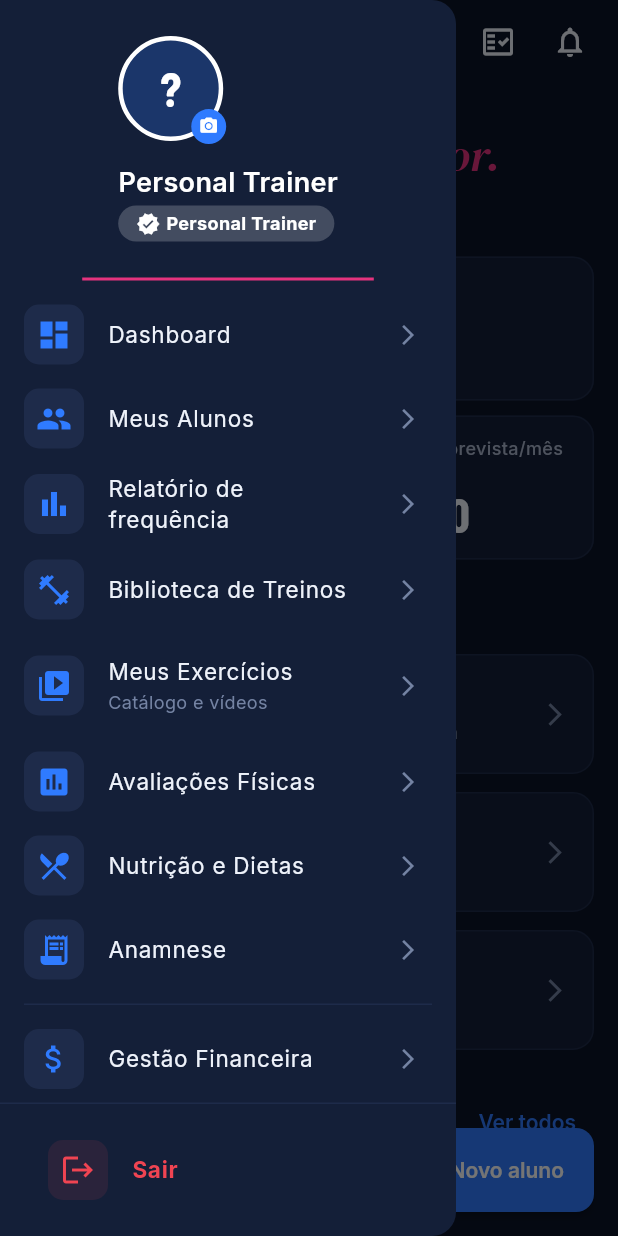
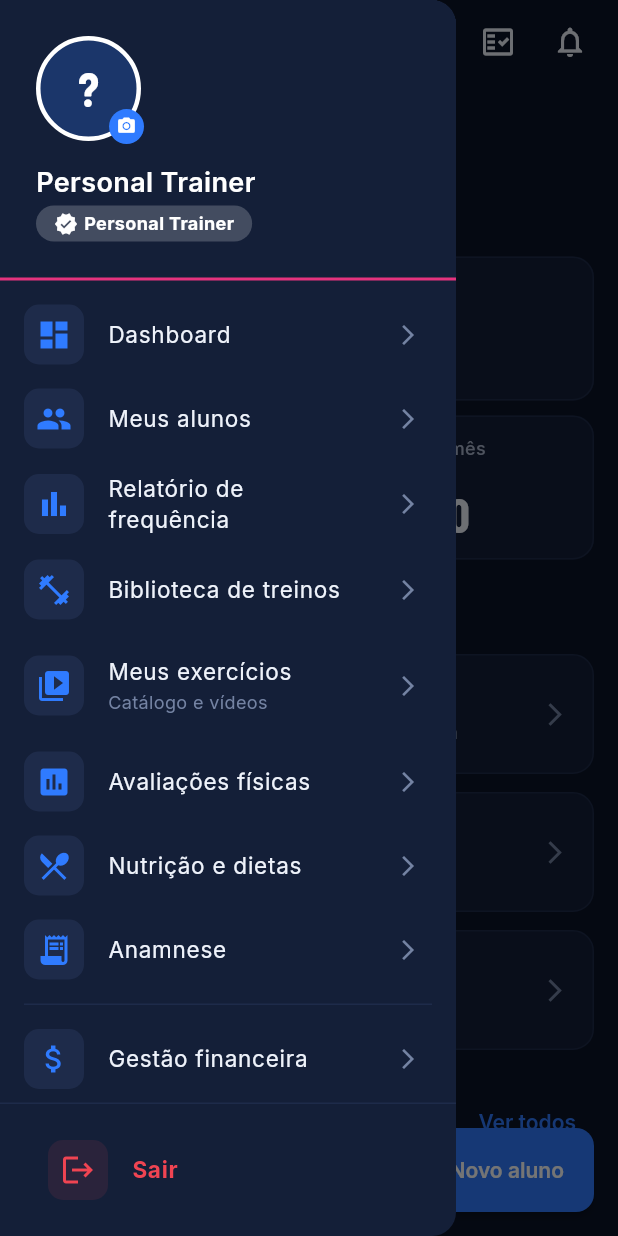
Before and after one commit to vitorlobo13/testetimelobao, a Flutter app: the TrainerHomePage screen opened by its route, with the side drawer open, on a phone screen of 412 x 824 dp. Run offline on Flutter 3.47's test engine with Material 3 defaults, Android fonts, the phone set to English and light mode, and no system bars; our stand-ins replace chewie, cloud_firestore, cloud_functions, firebase_auth, firebase_core, firebase_messaging and 7 more; accounts and stored records are empty; network calls fail.

Commit message:
fix(design): ajustes vistos no celular após a nova identidade
- saudação alinhada com o conteúdo (personal e aluno)
- resumo com rótulos curtos ("Pendentes", "Receita/mês") sem cortar
- cartão "Receber avisos" com espaço abaixo e botão "Ativar"
- diálogos com CustomTextField (ex.: Nova divisão) não esticam mais até
  a tela toda (Column com mainAxisSize.min)
- menu lateral: cabeçalho na largura toda e itens em "Primeira maiúscula"

Co-Authored-By: Claude Opus 5.5 <noreply@anthropic.com>
Claude-Session: https://claude.ai/code/session_01M2jq7MtYMt1oXbMTFh1QZS

```diff
--- a/lib/features/auth/presentation/widgets/custom_text_field.dart
+++ b/lib/features/auth/presentation/widgets/custom_text_field.dart
@@ -63,6 +63,8 @@ class _CustomTextFieldState extends State<CustomTextField> {
   @override
   Widget build(BuildContext context) {
     return Column(
+      // Só a altura do conteúdo (antes esticava diálogos até a tela toda).
+      mainAxisSize: MainAxisSize.min,
       crossAxisAlignment: CrossAxisAlignment.start,
       children: [
         // Label
--- a/lib/features/student/presentation/pages/student_home_page.dart
+++ b/lib/features/student/presentation/pages/student_home_page.dart
@@ -109,7 +109,7 @@ class _StudentHomePageState extends ConsumerState<StudentHomePage> {
       bottom: PreferredSize(
         preferredSize: const Size.fromHeight(76),
         child: Padding(
-          padding: const EdgeInsets.fromLTRB(20, 0, 20, 12),
+          padding: const EdgeInsets.fromLTRB(16, 0, 16, 12),
           child: Align(
             alignment: Alignment.centerLeft,
             child: Column(
--- a/lib/features/trainer/presentation/pages/create_workout_page.dart
+++ b/lib/features/trainer/presentation/pages/create_workout_page.dart
@@ -260,10 +260,10 @@ class _CreateWorkoutPageState extends ConsumerState<CreateWorkoutPage> {
     showDialog(
       context: context,
       builder: (context) => AlertDialog(
-        title: Text('Nova Divisão', style: AppTextStyles.headlineMedium),
+        title: Text('Nova divisão', style: AppTextStyles.headlineMedium),
         content: CustomTextField(
-          label: 'Nome da Divisão',
-          hint: 'Ex: Treino A, Push, Peito e Tríceps...',
+          label: 'Nome',
+          hint: 'A · Inferiores',
           controller: _divisionNameController,
           prefixIcon: Icons.fitness_center,
         ),
--- a/lib/features/trainer/presentation/pages/trainer_home_page.dart
+++ b/lib/features/trainer/presentation/pages/trainer_home_page.dart
@@ -180,8 +180,10 @@ class _TrainerHomePageState extends ConsumerState<TrainerHomePage> {
       ],
       bottom: PreferredSize(
         preferredSize: const Size.fromHeight(76),
-        child: Padding(
-          padding: const EdgeInsets.fromLTRB(20, 0, 20, 12),
+        child: Container(
+          width: double.infinity,
+          alignment: Alignment.centerLeft,
+          padding: const EdgeInsets.fromLTRB(16, 0, 16, 12),
           child: Column(
             crossAxisAlignment: CrossAxisAlignment.start,
             children: [
@@ -263,7 +265,7 @@ class _TrainerHomePageState extends ConsumerState<TrainerHomePage> {
                 },
               ),
               StatCard(
-                title: 'Pagamentos pendentes',
+                title: 'Pendentes',
                 value: state.pendingPayments.toString(),
                 icon: Icons.schedule,
                 iconColor: AppColors.pink,
@@ -273,7 +275,7 @@ class _TrainerHomePageState extends ConsumerState<TrainerHomePage> {
                 onTap: _openFinance,
               ),
               StatCard(
-                title: 'Receita prevista/mês',
+                title: 'Receita/mês',
                 value: currencyFormat.format(state.monthlyRevenue),
                 icon: Icons.attach_money,
                 iconColor: AppColors.success,
--- a/lib/features/trainer/presentation/widgets/custom_drawer.dart
+++ b/lib/features/trainer/presentation/widgets/custom_drawer.dart
@@ -53,7 +53,7 @@ class CustomDrawer extends ConsumerWidget {
                   _buildMenuItem(
                     context,
                     icon: Icons.people,
-                    title: 'Meus Alunos',
+                    title: 'Meus alunos',
                     onTap: () {
                       Navigator.pop(context);
                       Navigator.popUntil(context, (route) => route.isFirst);
@@ -81,7 +81,7 @@ class CustomDrawer extends ConsumerWidget {
                   _buildMenuItem(
                     context,
                     icon: Icons.fitness_center,
-                    title: 'Biblioteca de Treinos',
+                    title: 'Biblioteca de treinos',
                     onTap: () {
                       Navigator.pop(context);
                       Navigator.popUntil(context, (route) => route.isFirst);
@@ -95,7 +95,7 @@ class CustomDrawer extends ConsumerWidget {
                   _buildMenuItem(
                     context,
                     icon: Icons.video_library,
-                    title: 'Meus Exercícios',
+                    title: 'Meus exercícios',
                     subtitle: 'Catálogo e vídeos',
                     onTap: () {
                       Navigator.pop(context);
@@ -110,7 +110,7 @@ class CustomDrawer extends ConsumerWidget {
                   _buildMenuItem(
                     context,
                     icon: Icons.assessment,
-                    title: 'Avaliações Físicas',
+                    title: 'Avaliações físicas',
                     onTap: () {
                       Navigator.pop(context);
                       Navigator.popUntil(context, (route) => route.isFirst);
@@ -124,7 +124,7 @@ class CustomDrawer extends ConsumerWidget {
                   _buildMenuItem(
                     context,
                     icon: Icons.restaurant_menu,
-                    title: 'Nutrição e Dietas',
+                    title: 'Nutrição e dietas',
                     onTap: () {
                       Navigator.pop(context);
                       Navigator.popUntil(context, (route) => route.isFirst);
@@ -158,7 +158,7 @@ class CustomDrawer extends ConsumerWidget {
                   _buildMenuItem(
                     context,
                     icon: Icons.attach_money,
-                    title: 'Gestão Financeira',
+                    title: 'Gestão financeira',
                     onTap: () {
                       Navigator.pop(context);
                       Navigator.popUntil(context, (route) => route.isFirst);
@@ -220,7 +220,7 @@ class CustomDrawer extends ConsumerWidget {
                   _buildMenuItem(
                     context,
                     icon: Icons.help_outline,
-                    title: 'Ajuda e Suporte',
+                    title: 'Ajuda e suporte',
                     onTap: () {
                       Navigator.pop(context);
                       Navigator.popUntil(context, (route) => route.isFirst);
@@ -245,6 +245,7 @@ class CustomDrawer extends ConsumerWidget {
 
   Widget _buildHeader(BuildContext context, String userName) {
     return Container(
+      width: double.infinity,
       padding: const EdgeInsets.all(24),
       decoration: BoxDecoration(
         // Superfície lisa com o traço azul → rosa da marca embaixo.
--- a/lib/shared/notifications/notifications.dart
+++ b/lib/shared/notifications/notifications.dart
@@ -216,7 +216,7 @@ class _PushPromptCardState extends ConsumerState<PushPromptCard> {
   Widget build(BuildContext context) {
     if (!_visible) return const SizedBox.shrink();
     return Container(
-      margin: const EdgeInsets.fromLTRB(16, 12, 16, 0),
+      margin: const EdgeInsets.fromLTRB(16, 4, 16, 16),
       padding: const EdgeInsets.all(14),
       decoration: BoxDecoration(
         color: AppColors.surface,
@@ -246,7 +246,7 @@ class _PushPromptCardState extends ConsumerState<PushPromptCard> {
                 ? const SizedBox(
                     width: 16, height: 16,
                     child: CircularProgressIndicator(strokeWidth: 2))
-                : const Text('ATIVAR'),
+                : const Text('Ativar'),
           ),
           IconButton(
             tooltip: 'Agora não',
```
